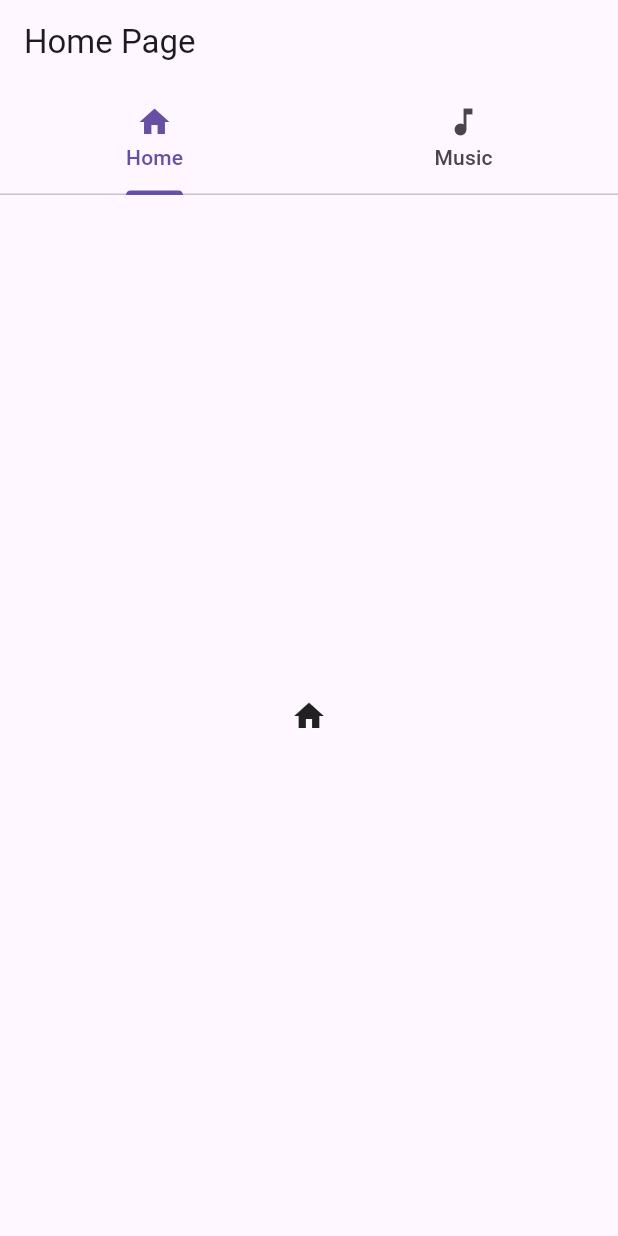
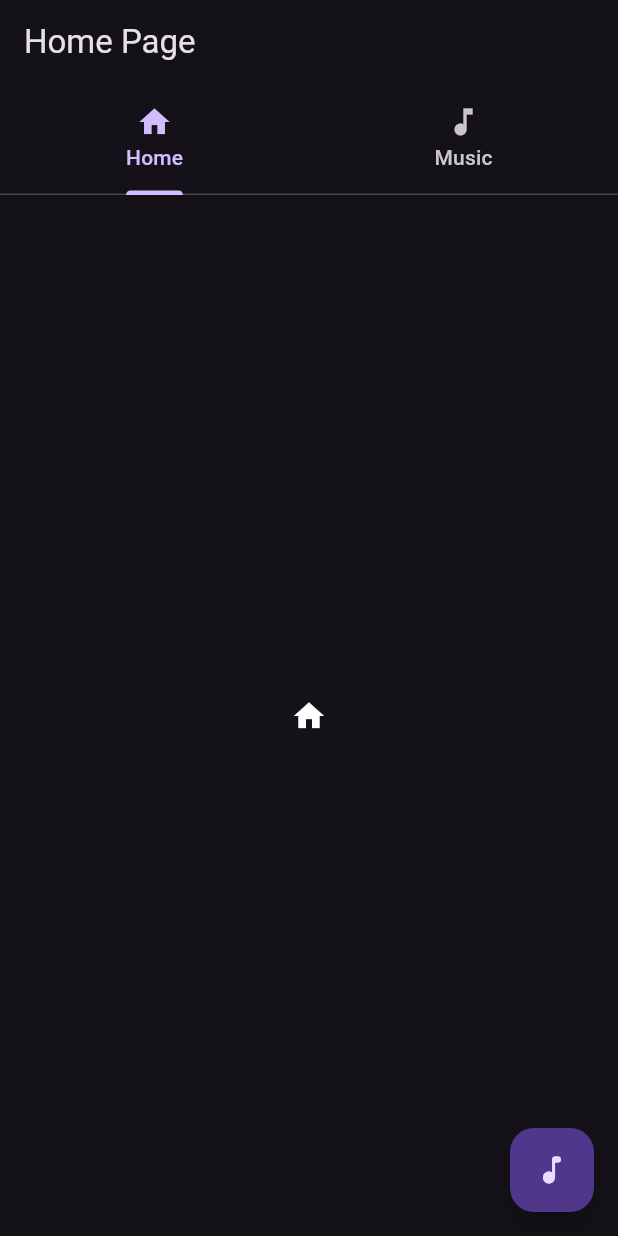
Before and after one commit to Daksh-Parekh/media_player_app, a Flutter app: the screen it shows after launch, on a phone screen of 412 x 824 dp. Run offline on Flutter 3.47's test engine with Material 3 defaults, Android fonts, the phone set to English and light mode, and no system bars; our stand-ins replace assets_audio_player.

Commit message:
Music Play & Pause

```diff
--- a/lib/main.dart
+++ b/lib/main.dart
@@ -1,5 +1,8 @@
 import 'package:flutter/material.dart';
 import 'package:media_player_app/views/home_page/views/home_page.dart';
+import 'package:media_player_app/views/music_player_page/provider/music_player_provider.dart';
+import 'package:media_player_app/views/music_player_page/views/music_player_page.dart';
+import 'package:provider/provider.dart';
 
 void main() {
   runApp(MyApp());
@@ -10,10 +13,21 @@ class MyApp extends StatelessWidget {
 
   @override
   Widget build(BuildContext context) {
-    return MaterialApp(
-      routes: {
-        '/': (context) => HomePage(),
-      },
+    return MultiProvider(
+      providers: [
+        ChangeNotifierProvider.value(
+          value: MusicProvider(),
+        ),
+      ],
+      child: MaterialApp(
+        debugShowCheckedModeBanner: false,
+        themeMode: ThemeMode.dark,
+        darkTheme: ThemeData.dark(),
+        routes: {
+          '/': (context) => HomePage(),
+          '/music_player': (context) => MusicPlayer()
+        },
+      ),
     );
   }
 }
--- a/lib/views/home_page/views/home_page.dart
+++ b/lib/views/home_page/views/home_page.dart
@@ -34,6 +34,12 @@ class _HomePageState extends State<HomePage> {
             Icon(Icons.music_note),
           ],
         ),
+        floatingActionButton: FloatingActionButton(
+          onPressed: () {
+            Navigator.pushNamed(context, '/music_player');
+          },
+          child: Icon(Icons.music_note_rounded),
+        ),
       ),
     );
   }
```
Also changed, not shown: lib/views/music_player_page/provider/music_player_provider.dart (added, +25 -0 lines), lib/views/music_player_page/views/music_player_page.dart (added, +81 -0 lines).
